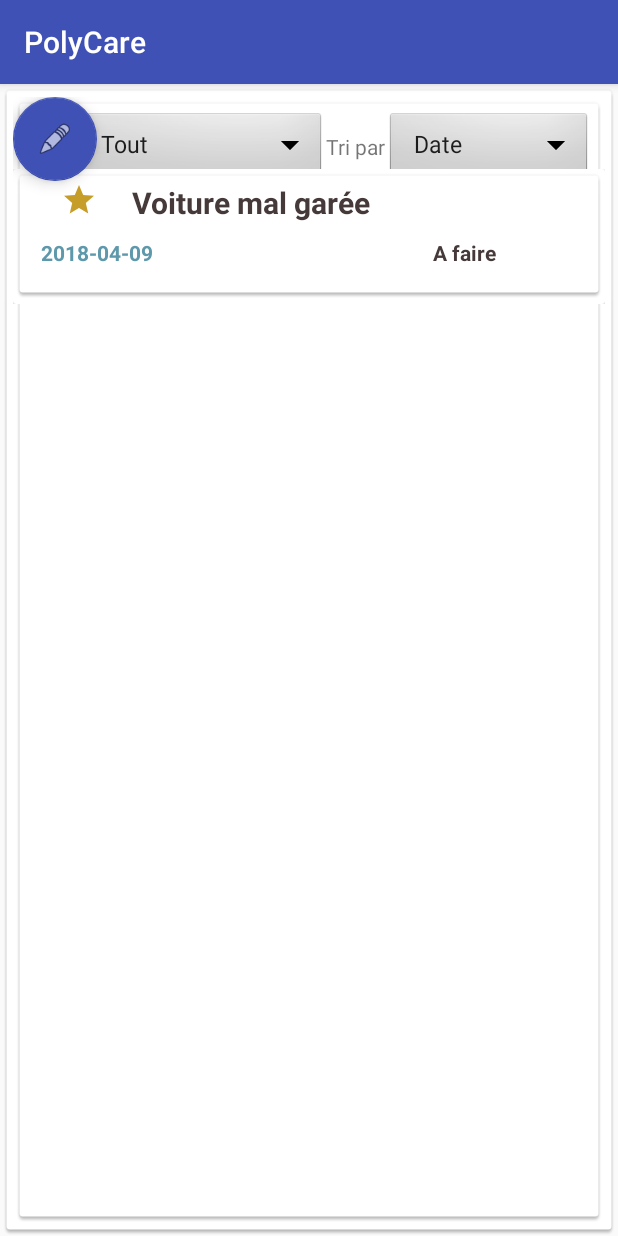
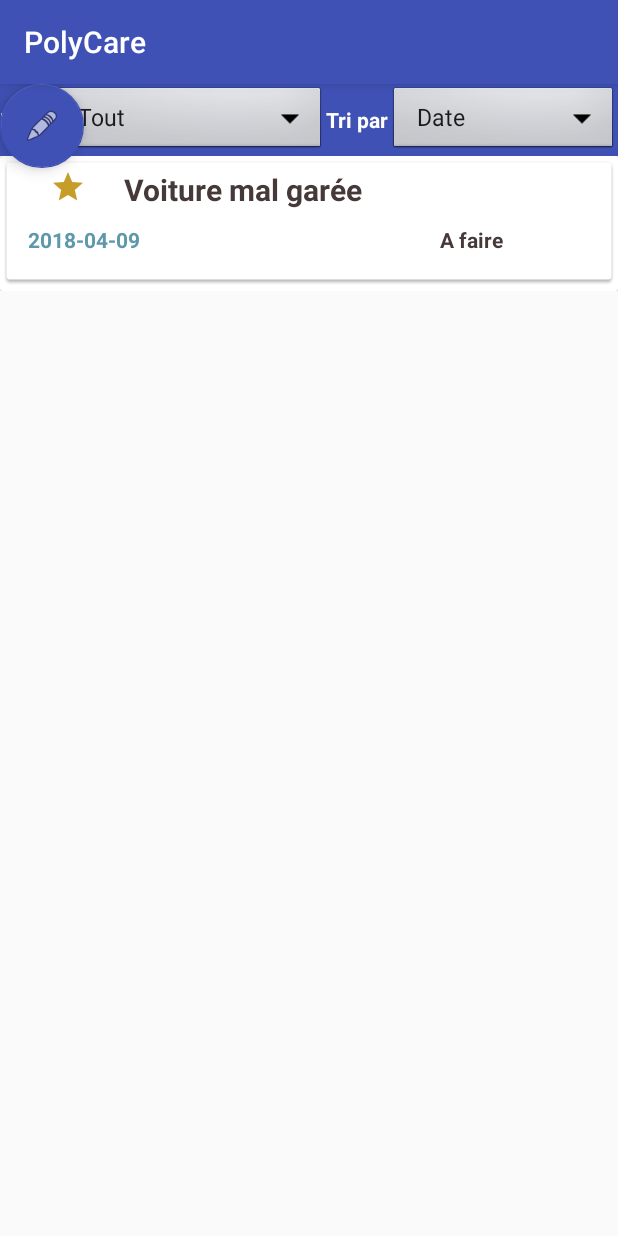
Before and after one commit to JEESY0118/PolyCare, an Android app: the fragment HomePageFragment shown on its own in the app's theme, on a phone screen of 412 x 824 dp. Run offline under Robolectric (Android 15) with nearby library versions, the phone set to English and light mode, and no system bars; plain views replace FloatingActionsMenu.

Commit message:
change layout

```diff
--- /dev/null
+++ b/app/src/main/res/drawable/border.xml
@@ -0,0 +1,15 @@
+<?xml version="1.0" encoding="UTF-8"?>
+<layer-list xmlns:android="http://schemas.android.com/apk/res/android" >
+    <!-- 连框颜色值 -->
+    <item>
+        <shape>
+            <solid android:color="@color/colorPrimary" />
+        </shape>
+    </item>
+    <!-- 主体背景颜色值 -->
+    <item android:bottom="1dp"> <!--设置只有底部有边框-->
+        <shape>
+            <solid android:color="#ffffff" />
+        </shape>
+    </item>
+</layer-list>
--- a/app/src/main/res/layout/homepage_fragment.xml
+++ b/app/src/main/res/layout/homepage_fragment.xml
@@ -4,20 +4,14 @@
     xmlns:tools="http://schemas.android.com/tools"
     android:layout_width="match_parent"
     android:layout_height="match_parent"
-    android:background="@drawable/common_google_signin_btn_icon_light_normal_background"
     android:orientation="vertical">
 
 
     <LinearLayout
         android:layout_width="match_parent"
-        android:layout_height="match_parent"
-        android:background="@drawable/common_google_signin_btn_icon_light_normal_background"
-        android:orientation="vertical"
-        >
-
-        <LinearLayout
-            android:layout_width="match_parent"
-            android:layout_height="wrap_content"
+        android:layout_height="48dp"
+        android:background="@drawable/border"
+        android:backgroundTint="@color/colorPrimary"
         android:orientation="horizontal">
 
         <TextView
@@ -26,14 +20,17 @@
             android:layout_height="wrap_content"
             android:layout_gravity="center_vertical"
             android:layout_weight="0"
-                android:text="@string/filtre" />
+            android:text="@string/filtre"
+            android:textColor="#fdfdfd"
+            android:textStyle="bold" />
 
         <Spinner
             android:id="@+id/Spinner_cate"
             android:layout_width="wrap_content"
-                android:layout_height="wrap_content"
+            android:layout_height="match_parent"
             android:layout_weight="1"
-                android:background="@android:drawable/btn_dropdown">
+            android:background="@android:drawable/btn_dropdown"
+            android:spinnerMode="dropdown">
 
         </Spinner>
 
@@ -43,18 +40,19 @@
             android:layout_height="wrap_content"
             android:layout_gravity="center_vertical"
             android:layout_weight="0"
-                android:text="@string/tri_par" />
+            android:text="@string/tri_par"
+            android:textColor="#fdfdfd"
+            android:textStyle="bold" />
 
         <Spinner
             android:id="@+id/Spinner_tri"
             android:layout_width="wrap_content"
-                android:layout_height="wrap_content"
+            android:layout_height="match_parent"
             android:layout_weight="1"
-                android:background="@android:drawable/btn_dropdown">
+            android:background="@android:drawable/btn_dropdown"
+            android:spinnerMode="dropdown">
 
         </Spinner>
-        </LinearLayout>
-
     </LinearLayout>
 
     <android.support.v7.widget.RecyclerView
@@ -68,10 +66,13 @@
 
 
     </android.support.v7.widget.RecyclerView>
+
     <com.getbase.floatingactionbutton.FloatingActionsMenu
         android:layout_width="match_parent"
         android:layout_height="match_parent"
-        android:layout_gravity="bottom|end">
+        android:layout_gravity="bottom|end"
+        tools:layout_editor_absoluteX="0dp"
+        tools:layout_editor_absoluteY="0dp">
 
         <android.support.design.widget.FloatingActionButton
             android:id="@+id/fab"
--- a/app/src/main/res/values/colors.xml
+++ b/app/src/main/res/values/colors.xml
@@ -1,8 +1,8 @@
 <?xml version="1.0" encoding="utf-8"?>
 <resources>
-    <color name="colorPrimary">#3F51B5</color>
+    <color name="colorPrimary">#3f51b5</color>
     <color name="colorPrimaryDark">#303F9F</color>
-    <color name="colorAccent">#FF4081</color>
+    <color name="colorAccent">#ff4081</color>
     <color name="colorNormal">#3F51B5</color>
     <color name="colorSelected">#303F9F</color>
     <color name="text_gray">#808080</color>
--- a/app/src/main/res/values/strings.xml
+++ b/app/src/main/res/values/strings.xml
@@ -30,4 +30,10 @@
     <string name="date_text">Date : </string>
     <string name="number_text">Téléphone : </string>
     <string name="tat">État</string>
+    <string name="graphe_d_etat">Graphe d\'etat</string>
+    <string name="graphe_d_urgence">Graphe d\'urgence</string>
+    <string name="graphe_de_category">Graphe de category</string>
+    <string name="event_activity">Détails d\'un évenement</string>
+    <string name="declar_activity">Déclaration d\'un évenement</string>
+    <string name="change_activity">Modification d\'un évenement</string>
 </resources>
```
Also changed, not shown: app/src/main/AndroidManifest.xml (+13 -3 lines), app/src/main/java/com/project/polycare_f/activity/EventActivity.java (+16 -5 lines), app/src/main/res/layout-land/card_view_land.xml (+22 -32 lines), app/src/main/res/layout-land/event_item_land.xml (+53 -43 lines), app/src/main/res/layout-land/homepage_fragment_land.xml (+30 -30 lines), app/src/main/res/layout/event_item.xml (+53 -43 lines), app/src/main/res/menu/top_choix.xml (+7 -4 lines). Lines whose indentation alone changed are shown as unchanged.
